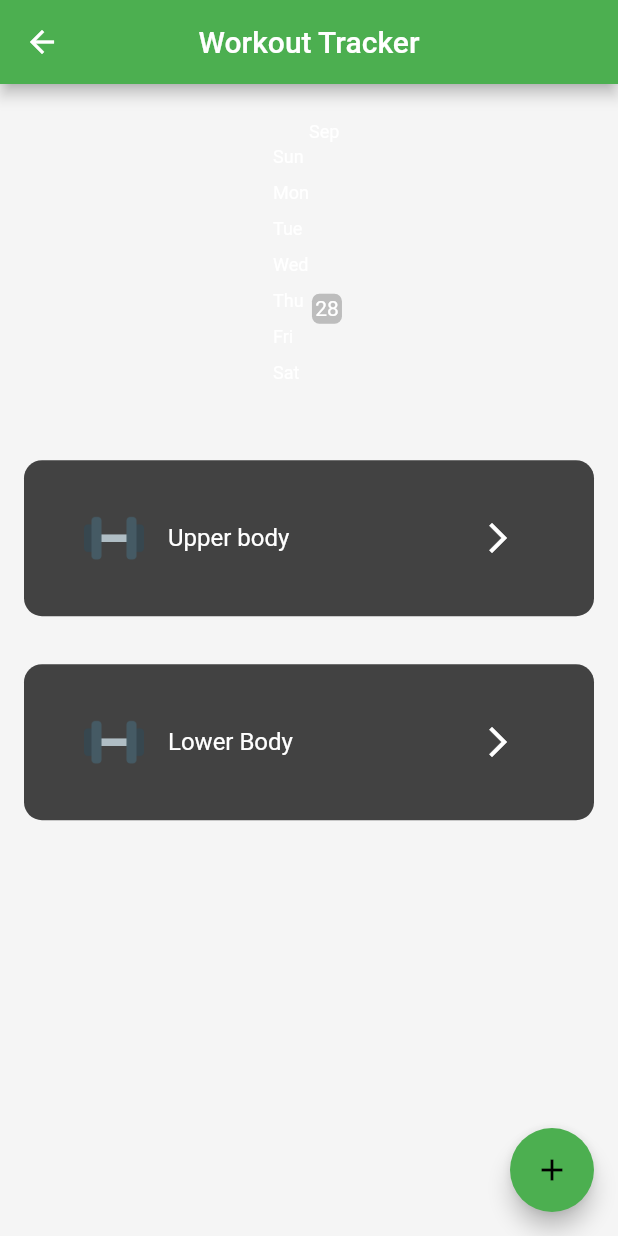
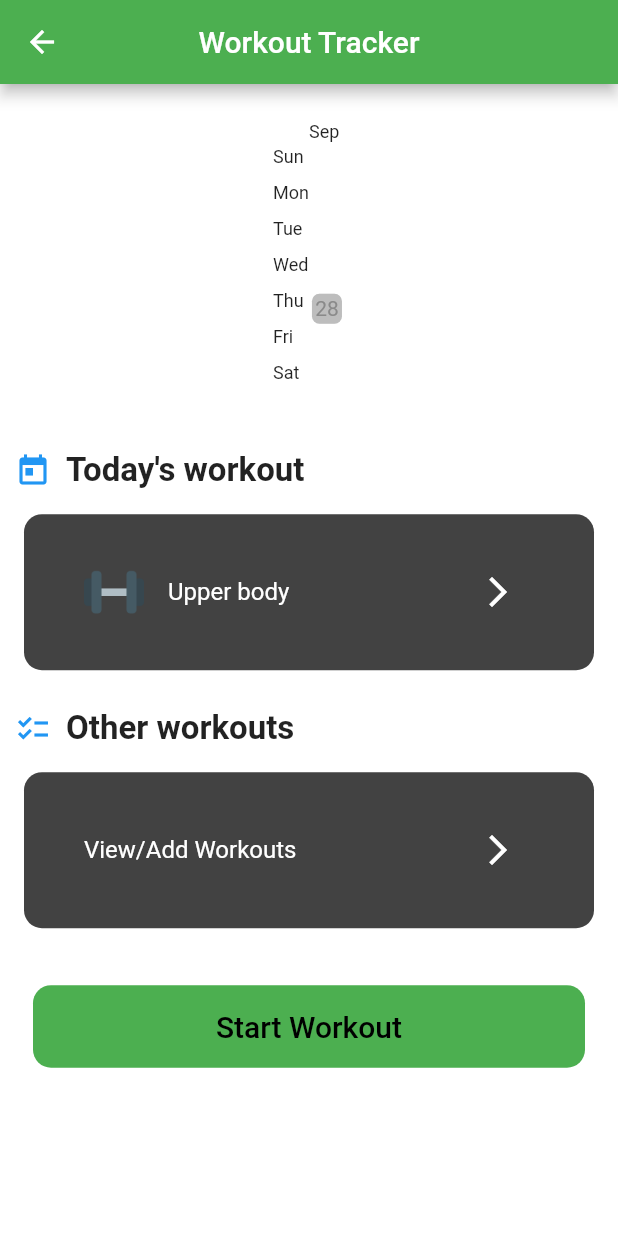
Before and after one commit to WillHAdair/WorkoutApplication, a Flutter app: the HomePage screen opened directly, on a phone screen of 412 x 824 dp. Run offline on Flutter 3.47's test engine with Material 2 defaults, Android fonts, the phone set to English and light mode, and no system bars; drawn by our look-alikes of flutter_heatmap_calendar, flutter_slidable; our stand-ins replace flutter_colorpicker, google_nav_bar, hive, hive_flutter; accounts and stored records are empty.

Commit message:
Overhauled the main page to be more intuitive for the user

```diff
--- a/lib/components/heat_map.dart
+++ b/lib/components/heat_map.dart
@@ -27,7 +27,6 @@ class CustomHeatMap extends StatelessWidget {
         datasets: datasets,
         colorMode: ColorMode.color,
         defaultColor: Colors.grey[200],
-        textColor: Colors.white,
         showColorTip: false,
         showText: true,
         scrollable: true,
--- a/lib/data/theme_provider.dart
+++ b/lib/data/theme_provider.dart
@@ -54,7 +54,7 @@ class ThemeProvider extends ChangeNotifier {
           backgroundColor: primaryColor,
         ),
         colorScheme: ColorScheme.light(
-          background: Colors.grey.shade100,
+          background: Colors.white,
           primary: primaryColor,
           secondary: secondaryColor,
         ),
--- a/lib/pages/home_page.dart
+++ b/lib/pages/home_page.dart
@@ -1,9 +1,11 @@
 import 'package:flutter/material.dart';
+import 'package:flutter/rendering.dart';
 import 'package:provider/provider.dart';
 import 'package:workout_app/components/custom_textfield.dart';
 import 'package:workout_app/components/workout_tile.dart';
 import 'package:workout_app/data/workout_data.dart';
 import 'package:workout_app/pages/workout_page.dart';
+import 'package:workout_app/pages/workouts_page.dart';
 
 import '../components/heat_map.dart';
 import '../components/customizable_dialog.dart';
@@ -61,6 +63,13 @@ class _HomePageState extends State<HomePage> {
                 )));
   }
 
+  void goToWorkoutsPage() {
+    Navigator.push(
+      context,
+      MaterialPageRoute(
+        builder: (context) => const WorkoutsPage()));
+  }
+
   void save() {
     String newWorkoutName = workoutNameController.text;
     Provider.of<WorkoutData>(context, listen: false).addWorkout(newWorkoutName);
@@ -97,6 +106,10 @@ class _HomePageState extends State<HomePage> {
         ], onSave: () => edit(workoutName), onCancel: cancel);
       },
     );
+  }
+
+  void startWorkout(String workoutName) {
+
   }
 
   void delete(String workoutName) {
@@ -164,24 +177,86 @@ class _HomePageState extends State<HomePage> {
             CustomHeatMap(
                 datasets: value.heatMapDataSet,
                 startDate: value.getStartDate()),
-            ListView.builder(
-                shrinkWrap: true,
-                physics: const NeverScrollableScrollPhysics(),
-                itemCount: value.getWorkoutList().length,
-                itemBuilder: (context, index) => WorkoutTile(
-                      workoutName: value.getWorkoutList()[index].name,
-                      onForwardPress: () =>
-                          goToWorkoutPage(value.getWorkoutList()[index].name),
-                      onSettingsPress: () =>
-                          onSettingsPress(value.getWorkoutList()[index].name),
-                      onDeletePress: () =>
-                          onDeletePress(value.getWorkoutList()[index].name),
-                    )),
+            const SizedBox(height: 10),
+            const Row(
+                crossAxisAlignment: CrossAxisAlignment.center,
+                children: [
+                  SizedBox(width: 10),
+                  Icon(
+                    Icons.today,
+                    color: Colors.blue,
+                  ),
+                  SizedBox(width: 10),
+                  Text('Today\'s workout',
+                      style: TextStyle(fontSize: 22, fontWeight: FontWeight.bold))
+                ],
+              ),
+            WorkoutTile(
+              workoutName: value.getWorkoutList()[0].name,
+              onForwardPress: () =>
+                goToWorkoutPage(value.getWorkoutList()[0].name),
+              onSettingsPress: () =>
+                onSettingsPress(value.getWorkoutList()[0].name),
+              onDeletePress: () =>
+                onDeletePress(value.getWorkoutList()[0].name),
+              ),
+            const SizedBox(height: 10),
+            const Row(
+              children: [
+                SizedBox(width: 10),
+                Icon(
+                  Icons.checklist,
+                  color: Colors.blue,
+                ),
+                SizedBox(width: 10),
+                Text('Other workouts',
+                    style: TextStyle(fontSize: 22, fontWeight: FontWeight.bold))
+              ],
+            ),
+            Padding(
+              padding: const EdgeInsets.all(16),
+              child:
+              Container(
+                padding: const EdgeInsets.all(24),
+                decoration: BoxDecoration(
+                  color: Colors.grey[800],
+                  borderRadius: BorderRadius.circular(12),
+                ),
+                child: ListTile(
+                  title: const Text(
+                    "View/Add Workouts",
+                    style: TextStyle(color: Colors.white),
+                  ),
+                  trailing: IconButton(
+                    icon: const Icon(Icons.arrow_forward_ios),
+                    onPressed: () => goToWorkoutsPage(),
+                    color: Colors.white,
+                  ),
+                ),
+              ),
+            ),
+            Padding(
+              padding:const EdgeInsets.all(22),
+              child: TextButton(
+              onPressed: () => startWorkout(value.getWorkoutList()[0].name),
+              style: TextButton.styleFrom(
+                padding: const EdgeInsets.all(16),
+                backgroundColor: Colors.green,
+                foregroundColor: Colors.green[200],
+                shape: RoundedRectangleBorder(
+                  borderRadius: BorderRadius.circular(12),
+                  ),
+                ),
+              child: const Text(
+                'Start Workout',
+                style: TextStyle(
+                  fontSize: 20,
+                  color: Colors.black,
+                ),
+              ),
+            ),
+            ),
           ],
-        ),
-        floatingActionButton: FloatingActionButton(
-          onPressed: createNewWorkout,
-          child: const Icon(Icons.add),
         ),
       ),
     );
```
Also changed, not shown: lib/pages/nav_bar.dart (+6 -6 lines), lib/pages/settings_page.dart (+0 -13 lines), lib/pages/workouts_page.dart (added, +164 -0 lines), 1 other file.
